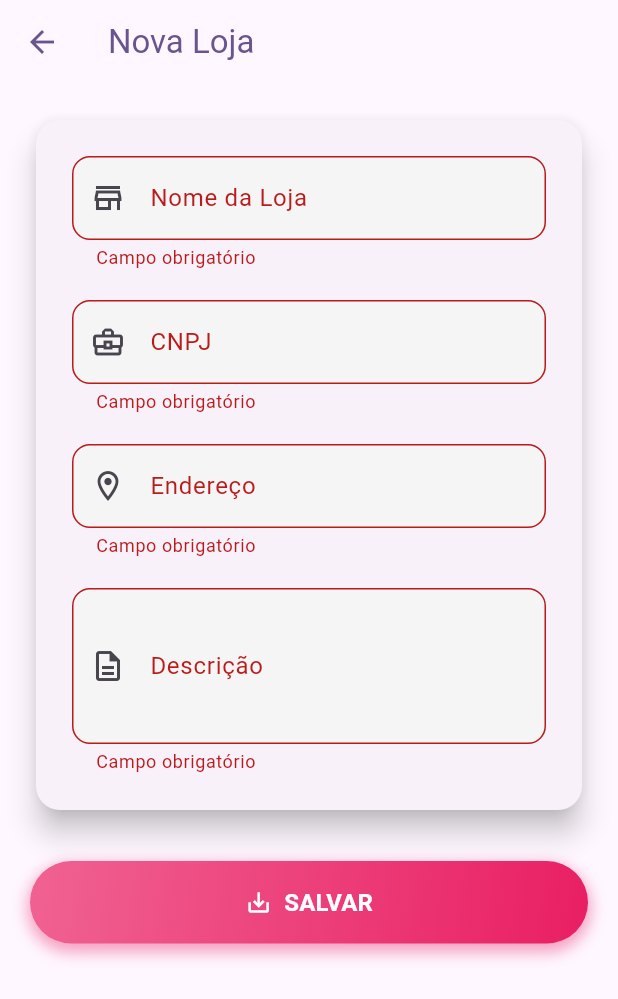
After one commit to MatheusMohr/flutterApp, a Flutter app: the LojaFormScreen screen opened by its route, after a tap on "SALVAR", on a phone screen of 412 x 824 dp. The commit adds this screen. Shown: the top 999 px of the screen. Run offline on Flutter 3.47's test engine with Material 3 defaults, Android fonts, the phone set to English and light mode, and no system bars; our stand-ins replace animate_do, get; network calls fail.

Commit message:
Loja form e list

```diff
--- /dev/null
+++ b/lib/controllers/loja_controller.dart
@@ -0,0 +1,118 @@
+
+import 'package:app_produtos/models/loja_model.dart';
+import 'package:app_produtos/services/loja_service.dart';
+import 'package:flutter/material.dart';
+import 'package:get/get.dart';
+
+class LojaController extends GetxController {
+  final LojaService service;
+  LojaController({required this.service});
+
+  final lojas = <LojaModel>[].obs;
+  final isLoading = false.obs;
+  final error = ''.obs;
+
+  late TextEditingController nomeController;
+  late TextEditingController enderecoController;
+  late TextEditingController cnpjController;
+  late TextEditingController descricaoController;
+  String? _editingId;
+
+  @override
+  void onInit() {
+    super.onInit();
+    nomeController = TextEditingController();
+    enderecoController = TextEditingController();
+    cnpjController = TextEditingController();
+    descricaoController = TextEditingController();
+    listar();
+  }
+
+  Future<void> listar() async {
+    try {
+      isLoading.value = true;
+      error.value = '';
+      lojas.assignAll(await service.listar());
+    } catch (e) {
+      error.value = "Erro ao carregar lojas: ${e.toString()}";
+    } finally {
+      isLoading.value = false;
+    }
+  }
+
+  Future<void> salvarOuEditar() async {
+    final nome = nomeController.text;
+    final endereco = enderecoController.text;
+    final cnpj = cnpjController.text;
+    final descricao = descricaoController.text;
+
+    if (nome.isEmpty || endereco.isEmpty || cnpj.isEmpty) {
+      Get.snackbar('Atenção', 'Todos os campos são obrigatórios.');
+      return;
+    }
+
+    final loja = LojaModel(
+        id: _editingId,
+        nome: nome,
+        endereco: endereco,
+        cnpj: cnpj,
+        descricao: descricao);
+
+    try {
+      isLoading.value = true;
+      if (_editingId == null) {
+        await service.salvar(loja);
+      } else {
+        await service.editar(_editingId!, loja);
+      }
+      Get.back();
+      Get.snackbar('Sucesso!', 'Loja salva com sucesso!',
+          backgroundColor: Colors.green);
+      await listar();
+    } catch (e) {
+      Get.snackbar('Erro', 'Falha ao salvar a loja: $e',
+          backgroundColor: Colors.red);
+    } finally {
+      isLoading.value = false;
+    }
+  }
+
+  void prepararNovaLoja() {
+    _editingId = null;
+    nomeController.clear();
+    enderecoController.clear();
+    cnpjController.clear();
+    descricaoController.clear();
+    Get.toNamed('/loja-form');
+  }
+
+  void carregarLojaParaEdicao(LojaModel loja) {
+    _editingId = loja.id;
+    nomeController.text = loja.nome;
+    enderecoController.text = loja.endereco;
+    cnpjController.text = loja.cnpj;
+    descricaoController.text = loja.descricao!;
+    Get.toNamed('/loja-form');
+  }
+
+  Future<void> removerLoja(String id) async {
+    try {
+      await service.remover(id);
+      lojas.removeWhere((loja) => loja.id == id);
+      Get.snackbar('Sucesso!', 'Loja removida com sucesso.',
+          backgroundColor: Colors.green);
+    } catch (e) {
+      Get.snackbar('Erro', 'Não foi possível remover a loja.',
+          backgroundColor: Colors.red);
+    }
+  }
+
+  @override
+  void onClose() {
+    nomeController.dispose();
+    enderecoController.dispose();
+    cnpjController.dispose();
+    descricaoController.dispose();
+    super.onClose();
+  }
+}
--- a/lib/main.dart
+++ b/lib/main.dart
@@ -1,4 +1,6 @@
 import 'package:app_produtos/screens/home_screen.dart';
+import 'package:app_produtos/screens/loja_form_screen.dart';
+import 'package:app_produtos/screens/loja_list_screen.dart';
 import 'package:app_produtos/screens/produto_list_screen.dart';
 import 'package:flutter/material.dart';
 import 'package:get/get.dart';
@@ -18,12 +20,12 @@ class MyApp extends StatelessWidget {
       theme: ThemeData(
         colorScheme: ColorScheme.fromSeed(seedColor: Colors.deepPurple),
       ),
-      //rota inicial
       initialRoute: '/',
-      // lista das rotas e paginas
       getPages: [
         GetPage(name: '/', page: () => MyHomePage(title: 'home')),
-        GetPage(name: '/produtos', page: () => ProdutoListScreen())
+        GetPage(name: '/produtos', page: () => ProdutoListScreen()),
+        GetPage(name: '/lojas', page: () => LojaListScreen()),
+        GetPage(name: '/loja-form', page: () => const LojaFormScreen()),
       ],
     );
   }
--- /dev/null
+++ b/lib/models/loja_model.dart
@@ -0,0 +1,46 @@
+import 'produto_model.dart';
+
+class LojaModel {
+  final String? id;
+  final String nome;
+  final String endereco;
+  final String? descricao;
+  final String cnpj;
+  final List<ProdutoModel> produtos;
+
+  LojaModel({
+    this.id,
+    required this.nome,
+    required this.endereco,
+    required this.cnpj,
+    this.descricao,
+    this.produtos = const [],
+  });
+
+  factory LojaModel.fromJson(Map<String, dynamic> json) {
+    var produtosList = <ProdutoModel>[];
+    if (json['produtos'] != null && json['produtos'] is List) {
+      produtosList = (json['produtos'] as List)
+          .map((item) => ProdutoModel.fromJson(item))
+          .toList();
+    }
+
+    return LojaModel(
+      id: json['id']?.toString(),
+      nome: json['nome'] ?? '',
+      endereco: json['endereco'] ?? '',
+      descricao: json['descricao'] ?? '',
+      cnpj: json['cnpj'] ?? '',
+      produtos: produtosList,
+    );
+  }
+
+  Map<String, dynamic> toJson() => {
+    'id': id,
+    'nome': nome,
+    'endereco': endereco,
+    'cnpj': cnpj,
+    'descricao': descricao,
+    'produtos': produtos.map((produto) => produto.toJson()).toList(),
+  };
+}
--- a/lib/models/produto_model.dart
+++ b/lib/models/produto_model.dart
@@ -25,9 +25,9 @@ class ProdutoModel {
 
   Map<String, dynamic> toJson() => {
       'id': id,
-    'nome': nome,
-    'descricao': descricao,
-    'preco':preco
+      'nome': nome,
+      'descricao': descricao,
+      'preco':preco
   };
 
 }
--- /dev/null
+++ b/lib/screens/loja_form_screen.dart
@@ -0,0 +1,137 @@
+// ARQUIVO: lib/screens/loja_form_screen.dart
+
+import 'package:app_produtos/controllers/loja_controller.dart';
+import 'package:flutter/material.dart';
+import 'package:get/get.dart';
+import 'package:animate_do/animate_do.dart';
+
+class LojaFormScreen extends GetView<LojaController> {
+  const LojaFormScreen({super.key});
+
+  @override
+  Widget build(BuildContext context) {
+    final isEditing = controller.nomeController.text.isNotEmpty;
+    final _formKey = GlobalKey<FormState>();
+
+    return Scaffold(
+      appBar: AppBar(
+        title: Text(isEditing ? 'Editar Loja' : 'Nova Loja'),
+        elevation: 0,
+        backgroundColor: Colors.transparent,
+        foregroundColor: Theme.of(context).colorScheme.primary,
+      ),
+      body: SingleChildScrollView(
+        padding: const EdgeInsets.all(20.0),
+        child: FadeInUp(
+          duration: const Duration(milliseconds: 500),
+          child: Form(
+            key: _formKey,
+            child: Column(
+              crossAxisAlignment: CrossAxisAlignment.stretch,
+              children: [
+                Card(
+                  elevation: 8.0,
+                  shape: RoundedRectangleBorder(
+                      borderRadius: BorderRadius.circular(16)),
+                  child: Padding(
+                    padding: const EdgeInsets.all(24.0),
+                    child: Column(
+                      children: [
+                        _buildTextFormField(
+                            controller: controller.nomeController,
+                            labelText: 'Nome da Loja',
+                            icon: Icons.store_outlined),
+                        const SizedBox(height: 20),
+                        _buildTextFormField(
+                            controller: controller.cnpjController,
+                            labelText: 'CNPJ',
+                            icon: Icons.business_center_outlined),
+                        const SizedBox(height: 20),
+                        _buildTextFormField(
+                            controller: controller.enderecoController,
+                            labelText: 'Endereço',
+                            icon: Icons.location_on_outlined),
+                        const SizedBox(height: 20),
+                        _buildTextFormField(
+                            controller: controller.descricaoController,
+                            labelText: 'Descrição',
+                            icon: Icons.description_outlined,
+                            maxLines: 3),
+                      ],
+                    ),
+                  ),
+                ),
+                const SizedBox(height: 30),
+                Obx(() {
+                  return controller.isLoading.value
+                      ? const Center(child: CircularProgressIndicator())
+                      : _buildSubmitButton(_formKey);
+                }),
+              ],
+            ),
+          ),
+        ),
+      ),
+    );
+  }
+
+  Widget _buildTextFormField(
+      {required TextEditingController controller,
+        required String labelText,
+        required IconData icon,
+        int maxLines = 1}) {
+    return TextFormField(
+      controller: controller,
+      maxLines: maxLines,
+      decoration: InputDecoration(
+        labelText: labelText,
+        prefixIcon: Icon(icon),
+        border: OutlineInputBorder(borderRadius: BorderRadius.circular(12)),
+        filled: true,
+        fillColor: Colors.grey.shade100,
+      ),
+      validator: (value) =>
+      (value == null || value.isEmpty) ? 'Campo obrigatório' : null,
+    );
+  }
+
+  Widget _buildSubmitButton(GlobalKey<FormState> formKey) {
+    return Container(
+      decoration: BoxDecoration(
+        borderRadius: BorderRadius.circular(50),
+        gradient: LinearGradient(
+          colors: [Colors.pink.shade300, Colors.pink.shade500],
+          begin: Alignment.topLeft,
+          end: Alignment.bottomRight,
+        ),
+        boxShadow: [
+          BoxShadow(
+              color: Colors.pink.withOpacity(0.4),
+              spreadRadius: 2,
+              blurRadius: 8,
+              offset: const Offset(0, 4)),
+        ],
+      ),
+      child: ElevatedButton.icon(
+        icon: const Icon(Icons.save_alt_outlined, color: Colors.white),
+        label: const Text('SALVAR',
+            style: TextStyle(
+                color: Colors.white,
+                fontWeight: FontWeight.bold,
+                fontSize: 16)),
+        onPressed: () {
+          if (formKey.currentState!.validate()) {
+            controller.salvarOuEditar();
+          }
+        },
+        style: ElevatedButton.styleFrom(
+          backgroundColor: Colors.transparent,
+          shadowColor: Colors.transparent,
+          padding: const EdgeInsets.symmetric(vertical: 16),
+          shape:
+          RoundedRectangleBorder(borderRadius: BorderRadius.circular(50)),
+        ),
+      ),
+    );
+  }
+}
--- /dev/null
+++ b/lib/services/loja_service.dart
@@ -0,0 +1,56 @@
+// ARQUIVO: lib/services/loja_service.dart
+
+import 'dart:convert';
+import 'package:http/http.dart' as http;
+import '../models/loja_model.dart';
+
+const String baseUrl = 'http://localhost:8080/loja';
+
+class LojaService {
+  final http.Client _client;
+
+  LojaService({http.Client? client}) : _client = client ?? http.Client();
+
+  Future<List<LojaModel>> listar() async {
+    final response = await _client.get(Uri.parse('$baseUrl/listar'));
+    if (response.statusCode >= 200 && response.statusCode < 300) {
+      final List<dynamic> data = jsonDecode(utf8.decode(response.bodyBytes));
+      return data.map((json) => LojaModel.fromJson(json)).toList();
+    } else {
+      throw Exception('Falha ao carregar as lojas');
+    }
+  }
+
+  Future<LojaModel> salvar(LojaModel loja) async {
+    final response = await _client.post(
+      Uri.parse('$baseUrl/salvar'),
+      headers: {'Content-Type': 'application/json; charset=UTF-8'},
+      body: jsonEncode(loja.toJson()),
+    );
+    if (response.statusCode == 201) {
+      return LojaModel.fromJson(jsonDecode(utf8.decode(response.bodyBytes)));
+    } else {
+      throw Exception('Falha ao salvar a loja: ${response.body}');
+    }
+  }
+
+  Future<LojaModel> editar(String id, LojaModel loja) async {
+    final response = await _client.post(
+      Uri.parse('$baseUrl/editar/$id'),
+      headers: {'Content-Type': 'application/json; charset=UTF-8'},
+      body: jsonEncode(loja.toJson()),
+    );
+    if (response.statusCode == 201 || response.statusCode == 200) {
+      return LojaModel.fromJson(jsonDecode(utf8.decode(response.bodyBytes)));
+    } else {
+      throw Exception('Falha ao editar a loja: ${response.body}');
+    }
+  }
+
+  Future<void> remover(String id) async {
+    final response = await _client.post(Uri.parse('$baseUrl/apagar/$id'));
+    if (response.statusCode != 200) {
+      throw Exception('Falha ao remover a loja: ${response.body}');
+    }
+  }
+}
--- a/pubspec.yaml
+++ b/pubspec.yaml
@@ -36,6 +36,7 @@ dependencies:
   cupertino_icons: ^1.0.8
   get: ^4.6.6
   http: ^1.2.2
+  animate_do: ^3.3.4 #
 
 dev_dependencies:
   flutter_test:
```
Also changed, not shown: lib/components/menu_component.dart (+32 -6 lines), lib/controllers/produto_controller.dart (+23 -0 lines), lib/screens/home_screen.dart (+17 -16 lines), lib/screens/loja_list_screen.dart (added, +112 -0 lines), lib/screens/produto_list_screen.dart (+70 -31 lines), lib/services/produto_service.dart (+7 -3 lines), pubspec.lock.
